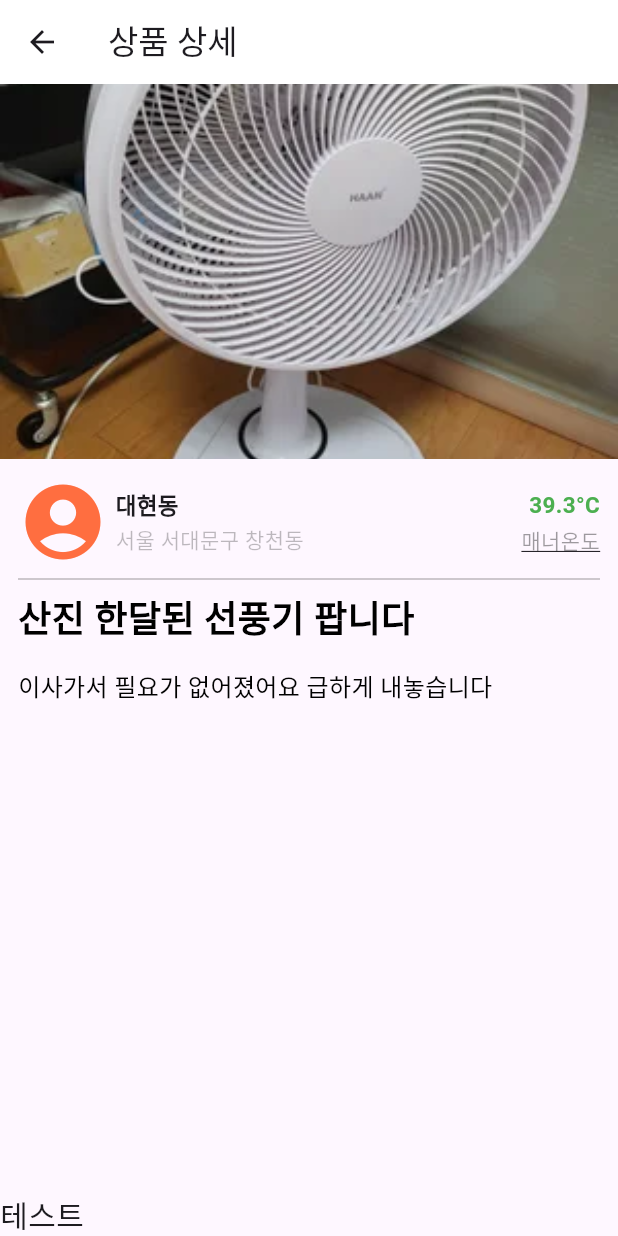
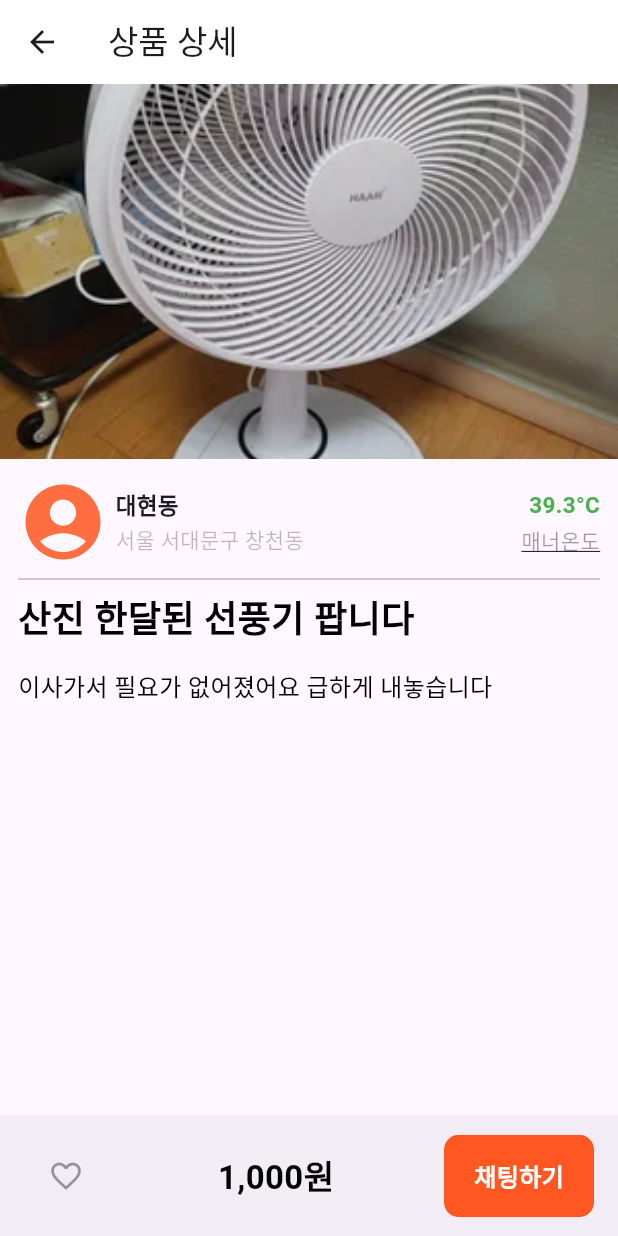
Before and after one commit to APapeIsName/barointern_applemarket, a Flutter app: the screen it shows after launch, after a tap on "산진 한달된 선풍기 팝니다", on a phone screen of 412 x 824 dp. Run offline on Flutter 3.47's test engine with Material 3 defaults, Android fonts, the phone set to English and light mode, and no system bars.

Commit message:
Design : detail bottom bar

```diff
--- a/lib/detail/detail.dart
+++ b/lib/detail/detail.dart
@@ -1,5 +1,7 @@
 import 'package:barointern_applemarket/detail/detail_body.dart';
+import 'package:barointern_applemarket/home/product.dart';
 import 'package:flutter/material.dart';
+import 'package:intl/intl.dart';
 
 class DetailPage extends StatefulWidget {
   DetailPage({super.key, required this.index});
@@ -23,13 +25,43 @@ class _DetailPage extends State<DetailPage> {
         title: Text("상품 상세"),
         leading: IconButton(
           onPressed: () {
-
-          }, icon: Icon(Icons.arrow_back)),
+            Navigator.pop(context);
+          },
+          icon: Icon(Icons.arrow_back),
+        ),
         shadowColor: Colors.black,
-        // IconButton(onPressed: onPressed, icon: Icon(Icons.ring_volume)),
       ),
       body: buildDetailBody(index),
-      bottomNavigationBar: Text("테스트", style: TextStyle(fontSize: 20),),
+      bottomNavigationBar: BottomAppBar(
+        shadowColor: Colors.black,
+        child: Row(
+          mainAxisAlignment: MainAxisAlignment.spaceBetween,
+          children: [
+            Container(padding: EdgeInsets.all(16),child: Icon(Icons.favorite_border, size: 24.0, color: Colors.black38,),),
+            Text(
+              "${NumberFormat('###,###').format(products[index].price)}원",
+              maxLines: 1,
+              softWrap: true,
+              style: TextStyle(
+                fontWeight: FontWeight.bold,
+                fontSize: 22,
+                color: Colors.black,
+              ),
+            ),
+            ClipRRect(
+              borderRadius: BorderRadius.circular(10),
+              child: Container(
+                alignment: Alignment.center,
+                padding: EdgeInsets.all(16.0),
+                color: Colors.deepOrange,
+                width: 100,
+                height: 55,
+                child: Text("채팅하기", style: TextStyle(color: Colors.white, fontWeight: FontWeight.bold, fontSize: 16),),
+              ),
+            ),
+          ],
+        ),
+      ),
     );
   }
 }
```
